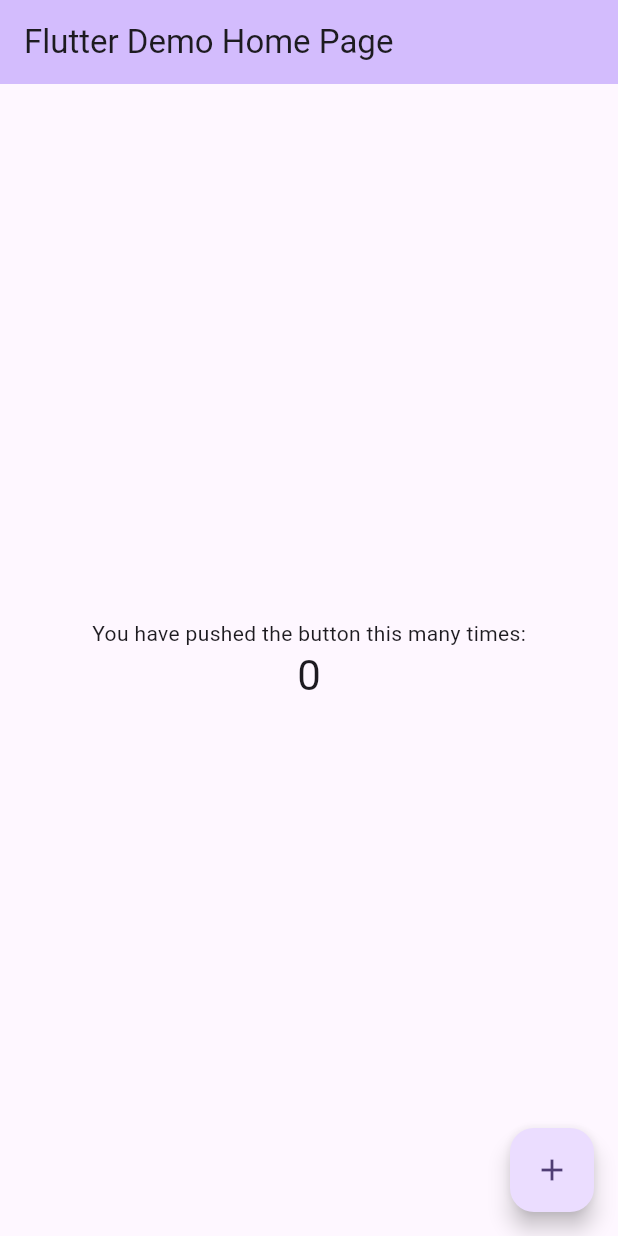
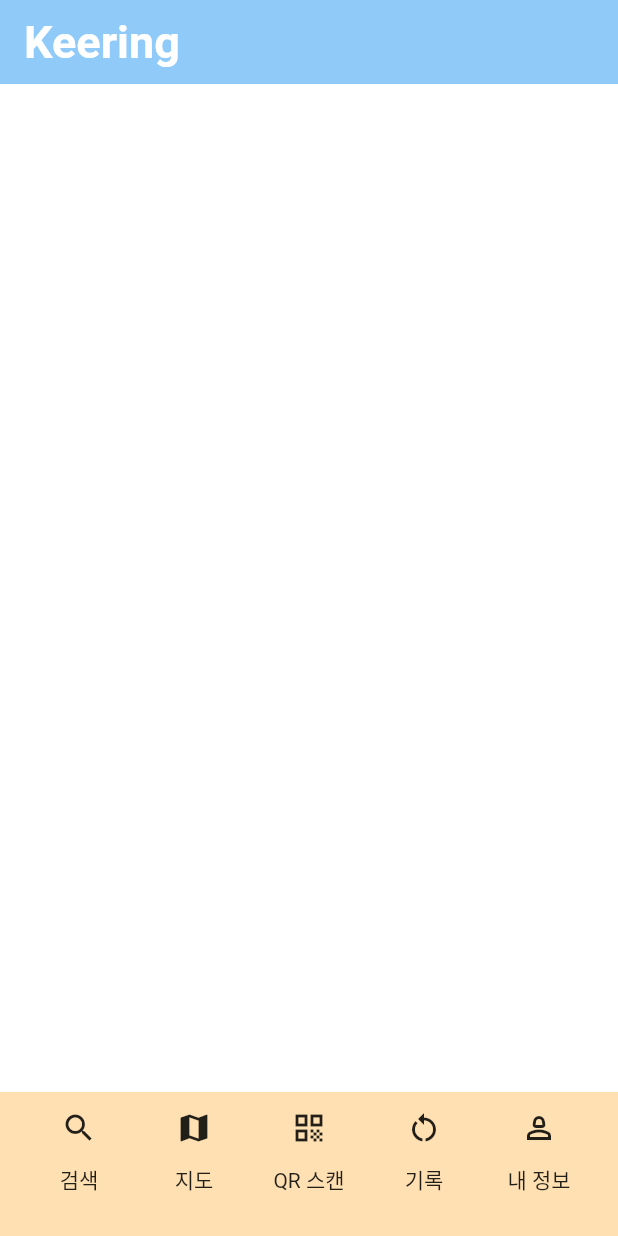
Before and after one commit to jeau31/KeeRingDev, a Flutter app: the screen it shows after launch, on a phone screen of 412 x 824 dp. Run offline on Flutter 3.47's test engine with Material 2 defaults, Android fonts, the phone set to English and light mode, and no system bars.

Commit message:
develop#1/tomato/map_search_page_add

```diff
--- a/lib/main.dart
+++ b/lib/main.dart
@@ -1,125 +1,23 @@
 import 'package:flutter/material.dart';
+import 'package:keering_front/screens/MapView/MapSearch/home_screen.dart';
 
 void main() {
   runApp(const MyApp());
 }
 
-class MyApp extends StatelessWidget {
+class MyApp extends StatefulWidget {
   const MyApp({super.key});
 
+  @override
+  State<MyApp> createState() => _MyAppState();
+}
+
+class _MyAppState extends State<MyApp> {
   // This widget is the root of your application.
   @override
   Widget build(BuildContext context) {
-    return MaterialApp(
-      title: 'Flutter Demo',
-      theme: ThemeData(
-        // This is the theme of your application.
-        //
-        // TRY THIS: Try running your application with "flutter run". You'll see
-        // the application has a blue toolbar. Then, without quitting the app,
-        // try changing the seedColor in the colorScheme below to Colors.green
-        // and then invoke "hot reload" (save your changes or press the "hot
-        // reload" button in a Flutter-supported IDE, or press "r" if you used
-        // the command line to start the app).
-        //
-        // Notice that the counter didn't reset back to zero; the application
-        // state is not lost during the reload. To reset the state, use hot
-        // restart instead.
-        //
-        // This works for code too, not just values: Most code changes can be
-        // tested with just a hot reload.
-        colorScheme: ColorScheme.fromSeed(seedColor: Colors.deepPurple),
-        useMaterial3: true,
-      ),
-      home: const MyHomePage(title: 'Flutter Demo Home Page'),
+    return const MaterialApp(
+      home: HomeScreen(),
     );
   }
 }
-
-class MyHomePage extends StatefulWidget {
-  const MyHomePage({super.key, required this.title});
-
-  // This widget is the home page of your application. It is stateful, meaning
-  // that it has a State object (defined below) that contains fields that affect
-  // how it looks.
-
-  // This class is the configuration for the state. It holds the values (in this
-  // case the title) provided by the parent (in this case the App widget) and
-  // used by the build method of the State. Fields in a Widget subclass are
-  // always marked "final".
-
-  final String title;
-
-  @override
-  State<MyHomePage> createState() => _MyHomePageState();
-}
-
-class _MyHomePageState extends State<MyHomePage> {
-  int _counter = 0;
-
-  void _incrementCounter() {
-    setState(() {
-      // This call to setState tells the Flutter framework that something has
-      // changed in this State, which causes it to rerun the build method below
-      // so that the display can reflect the updated values. If we changed
-      // _counter without calling setState(), then the build method would not be
-      // called again, and so nothing would appear to happen.
-      _counter++;
-    });
-  }
-
-  @override
-  Widget build(BuildContext context) {
-    // This method is rerun every time setState is called, for instance as done
-    // by the _incrementCounter method above.
-    //
-    // The Flutter framework has been optimized to make rerunning build methods
-    // fast, so that you can just rebuild anything that needs updating rather
-    // than having to individually change instances of widgets.
-    return Scaffold(
-      appBar: AppBar(
-        // TRY THIS: Try changing the color here to a specific color (to
-        // Colors.amber, perhaps?) and trigger a hot reload to see the AppBar
-        // change color while the other colors stay the same.
-        backgroundColor: Theme.of(context).colorScheme.inversePrimary,
-        // Here we take the value from the MyHomePage object that was created by
-        // the App.build method, and use it to set our appbar title.
-        title: Text(widget.title),
-      ),
-      body: Center(
-        // Center is a layout widget. It takes a single child and positions it
-        // in the middle of the parent.
-        child: Column(
-          // Column is also a layout widget. It takes a list of children and
-          // arranges them vertically. By default, it sizes itself to fit its
-          // children horizontally, and tries to be as tall as its parent.
-          //
-          // Column has various properties to control how it sizes itself and
-          // how it positions its children. Here we use mainAxisAlignment to
-          // center the children vertically; the main axis here is the vertical
-          // axis because Columns are vertical (the cross axis would be
-          // horizontal).
-          //
-          // TRY THIS: Invoke "debug painting" (choose the "Toggle Debug Paint"
-          // action in the IDE, or press "p" in the console), to see the
-          // wireframe for each widget.
-          mainAxisAlignment: MainAxisAlignment.center,
-          children: <Widget>[
-            const Text(
-              'You have pushed the button this many times:',
-            ),
-            Text(
-              '$_counter',
-              style: Theme.of(context).textTheme.headlineMedium,
-            ),
-          ],
-        ),
-      ),
-      floatingActionButton: FloatingActionButton(
-        onPressed: _incrementCounter,
-        tooltip: 'Increment',
-        child: const Icon(Icons.add),
-      ), // This trailing comma makes auto-formatting nicer for build methods.
-    );
-  }
-}
--- /dev/null
+++ b/lib/screens/MapView/MapSearch/home_screen.dart
@@ -0,0 +1,95 @@
+import 'package:flutter/material.dart';
+
+class HomeScreen extends StatefulWidget {
+  const HomeScreen({super.key});
+
+  @override
+  State<HomeScreen> createState() => _HomeScreenState();
+}
+
+class _HomeScreenState extends State<HomeScreen> {
+  void onClick() {
+    print('응애');
+  }
+
+  @override
+  Widget build(BuildContext context) {
+    return Scaffold(
+      backgroundColor: Colors.orange.shade100,
+      body: Column(
+        children: [
+          AppBar(
+              backgroundColor: Colors.blue.shade200,
+              elevation: 1,
+              title: const Text('Keering',
+                  style: TextStyle(
+                    fontSize: 30,
+                    fontWeight: FontWeight.bold,
+                  ))),
+          Flexible(
+            flex: 7,
+            child: Container(
+              decoration: const BoxDecoration(color: Colors.white),
+            ),
+          ),
+          Flexible(
+            flex: 1,
+            child: Container(
+              decoration: BoxDecoration(color: Colors.orange.shade100),
+              child: Row(
+                mainAxisAlignment: MainAxisAlignment.spaceEvenly,
+                children: [
+                  Column(
+                    children: [
+                      IconButton(
+                        onPressed: onClick,
+                        icon: const Icon(Icons.search),
+                      ),
+                      const Text('검색'),
+                    ],
+                  ),
+                  Column(
+                    children: [
+                      IconButton(
+                        onPressed: onClick,
+                        icon: const Icon(Icons.map),
+                      ),
+                      const Text('지도'),
+                    ],
+                  ),
+                  Column(
+                    children: [
+                      IconButton(
+                        onPressed: onClick,
+                        icon: const Icon(Icons.qr_code),
+                      ),
+                      const Text('QR 스캔'),
+                    ],
+                  ),
+                  Column(
+                    children: [
+                      IconButton(
+                        onPressed: onClick,
+                        icon: const Icon(Icons.restart_alt),
+                      ),
+                      const Text('기록'),
+                    ],
+                  ),
+                  Column(
+                    children: [
+                      IconButton(
+                        onPressed: onClick,
+                        icon: const Icon(Icons.person_2_outlined),
+                      ),
+                      const Text('내 정보'),
+                    ],
+                  ),
+                ],
+              ),
+            ),
+          ),
+        ],
+      ),
+    );
+  }
+}
```
